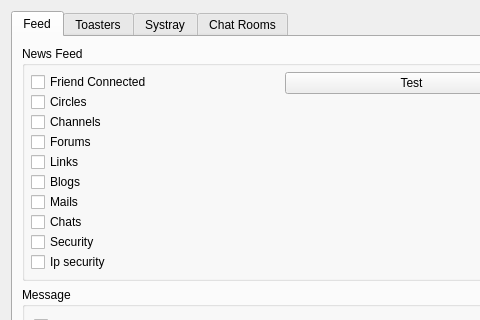
Before: the Qt Designer form retroshare-gui/src/gui/settings/NotifyPage.ui in RetroShare/RetroShare, drawn with Qt 5; both pictures show x 0 to 480 and y 0 to 320 of the 569 by 512 pixel window.
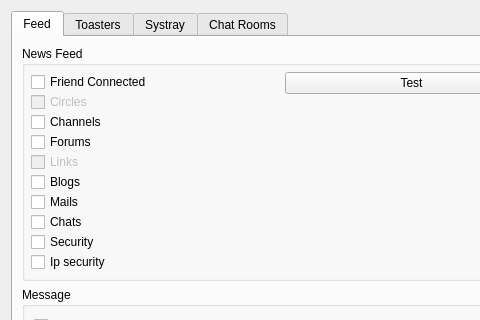
After: the same form once the commit is applied. The open tabs and pages were chosen to show the change.

Commit message: Disable Circles and Links in Feed tab

Patch:
```diff
--- a/retroshare-gui/src/gui/settings/NotifyPage.ui
+++ b/retroshare-gui/src/gui/settings/NotifyPage.ui
@@ -53,6 +53,9 @@
             </item>
             <item>
              <widget class="QCheckBox" name="notify_Circles">
+              <property name="enabled">
+               <bool>false</bool>
+              </property>
               <property name="text">
                <string>Circles</string>
               </property>
@@ -74,6 +77,9 @@
             </item>
             <item>
              <widget class="QCheckBox" name="notify_Posted">
+              <property name="enabled">
+               <bool>false</bool>
+              </property>
               <property name="text">
                <string>Links</string>
               </property>
```
Left out of the diff: 5 changed lines with no effect on the pictures. The commit also changes 2 other files.
